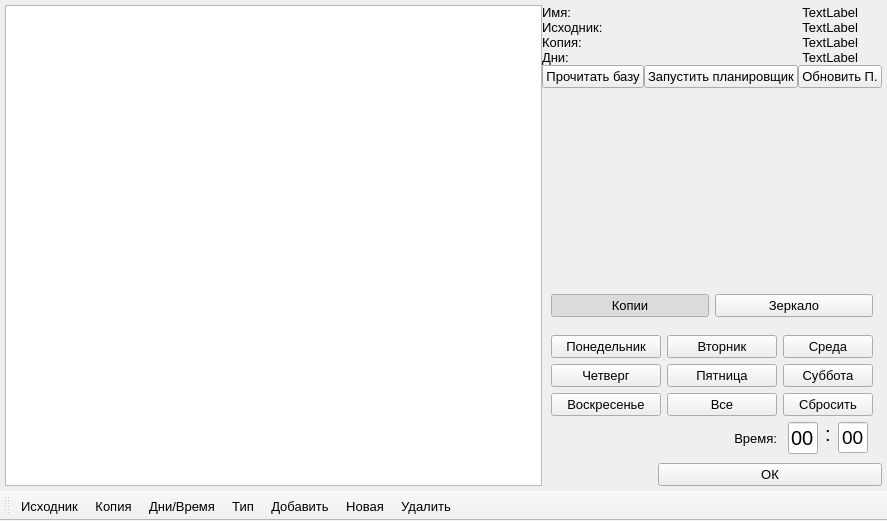
This is mainwindow.ui in shurk4/backup_simple as Qt 5 draws it before an edit. The edited form follows.
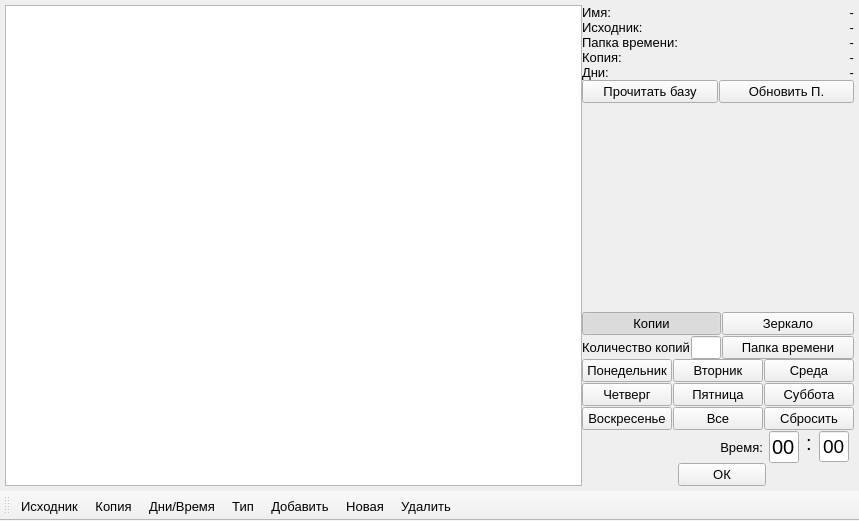
This is the edited form.

Commit message: mirror copy complited

```diff
--- a/mainwindow.ui
+++ b/mainwindow.ui
@@ -6,7 +6,7 @@
    <rect>
     <x>0</x>
     <y>0</y>
-    <width>887</width>
+    <width>859</width>
     <height>521</height>
    </rect>
   </property>
@@ -41,8 +41,8 @@
     <property name="spacing">
      <number>0</number>
     </property>
-    <item row="2" column="1">
-     <widget class="QLabel" name="labelCopyPathName">
+    <item row="4" column="1">
+     <widget class="QLabel" name="labelDaysName">
       <property name="maximumSize">
        <size>
         <width>70</width>
@@ -50,52 +50,50 @@
        </size>
       </property>
       <property name="text">
-       <string>Копия:</string>
+       <string>Дни:</string>
       </property>
      </widget>
     </item>
-    <item row="3" column="2">
-     <widget class="QLabel" name="labelDays">
-      <property name="maximumSize">
-       <size>
-        <width>200</width>
-        <height>16777215</height>
-       </size>
+    <item row="0" column="0" rowspan="11">
+     <widget class="QTableWidget" name="tableWidget">
+      <property name="font">
+       <font>
+        <pointsize>9</pointsize>
+       </font>
       </property>
-      <property name="text">
-       <string>TextLabel</string>
+      <property name="editTriggers">
+       <set>QAbstractItemView::NoEditTriggers</set>
       </property>
-      <property name="alignment">
-       <set>Qt::AlignRight|Qt::AlignTrailing|Qt::AlignVCenter</set>
+      <property name="tabKeyNavigation">
+       <bool>false</bool>
       </property>
+      <property name="showDropIndicator" stdset="0">
+       <bool>false</bool>
+      </property>
+      <property name="dragDropOverwriteMode">
+       <bool>false</bool>
+      </property>
+      <property name="alternatingRowColors">
+       <bool>true</bool>
+      </property>
+      <property name="selectionBehavior">
+       <enum>QAbstractItemView::SelectRows</enum>
+      </property>
+      <attribute name="horizontalHeaderMinimumSectionSize">
+       <number>20</number>
+      </attribute>
+      <attribute name="horizontalHeaderStretchLastSection">
+       <bool>true</bool>
+      </attribute>
+      <attribute name="verticalHeaderMinimumSectionSize">
+       <number>20</number>
+      </attribute>
+      <attribute name="verticalHeaderDefaultSectionSize">
+       <number>20</number>
+      </attribute>
      </widget>
     </item>
-    <item row="4" column="1" colspan="2">
-     <layout class="QHBoxLayout" name="horizontalLayout_2">
-      <item>
-       <widget class="QPushButton" name="pushButtonReadBase">
-        <property name="text">
-         <string>Прочитать базу</string>
-        </property>
-       </widget>
-      </item>
-      <item>
-       <widget class="QPushButton" name="pushButtonStartSheduler">
-        <property name="text">
-         <string>Запустить планировщик</string>
-        </property>
-       </widget>
-      </item>
-      <item>
-       <widget class="QPushButton" name="pushButtonUpdate">
-        <property name="text">
-         <string>Обновить П.</string>
-        </property>
-       </widget>
-      </item>
-     </layout>
-    </item>
-    <item row="2" column="2">
+    <item row="3" column="2" colspan="2">
      <widget class="QLabel" name="labelCopyPath">
       <property name="maximumSize">
        <size>
@@ -104,14 +102,137 @@
        </size>
       </property>
       <property name="text">
-       <string>TextLabel</string>
+       <string>-</string>
       </property>
       <property name="alignment">
        <set>Qt::AlignRight|Qt::AlignTrailing|Qt::AlignVCenter</set>
       </property>
      </widget>
     </item>
-    <item row="0" column="2">
+    <item row="4" column="2" colspan="2">
+     <widget class="QLabel" name="labelDays">
+      <property name="maximumSize">
+       <size>
+        <width>200</width>
+        <height>16777215</height>
+       </size>
+      </property>
+      <property name="text">
+       <string>-</string>
+      </property>
+      <property name="alignment">
+       <set>Qt::AlignRight|Qt::AlignTrailing|Qt::AlignVCenter</set>
+      </property>
+     </widget>
+    </item>
+    <item row="8" column="1" colspan="3">
+     <widget class="QWidget" name="widgetType" native="true">
+      <layout class="QGridLayout" name="gridLayout_3">
+       <property name="leftMargin">
+        <number>0</number>
+       </property>
+       <property name="topMargin">
+        <number>0</number>
+       </property>
+       <property name="rightMargin">
+        <number>0</number>
+       </property>
+       <property name="bottomMargin">
+        <number>0</number>
+       </property>
+       <property name="spacing">
+        <number>1</number>
+       </property>
+       <item row="0" column="1">
+        <widget class="QPushButton" name="pushButtonTypeMirror">
+         <property name="sizePolicy">
+          <sizepolicy hsizetype="Expanding" vsizetype="Fixed">
+           <horstretch>0</horstretch>
+           <verstretch>0</verstretch>
+          </sizepolicy>
+         </property>
+         <property name="text">
+          <string>Зеркало</string>
+         </property>
+         <property name="checkable">
+          <bool>true</bool>
+         </property>
+         <property name="autoExclusive">
+          <bool>true</bool>
+         </property>
+        </widget>
+       </item>
+       <item row="0" column="0">
+        <widget class="QPushButton" name="pushButtonTypeCopy">
+         <property name="sizePolicy">
+          <sizepolicy hsizetype="Expanding" vsizetype="Fixed">
+           <horstretch>0</horstretch>
+           <verstretch>0</verstretch>
+          </sizepolicy>
+         </property>
+         <property name="text">
+          <string>Копии</string>
+         </property>
+         <property name="checkable">
+          <bool>true</bool>
+         </property>
+         <property name="checked">
+          <bool>true</bool>
+         </property>
+         <property name="autoExclusive">
+          <bool>true</bool>
+         </property>
+        </widget>
+       </item>
+       <item row="1" column="0">
+        <layout class="QHBoxLayout" name="horizontalLayout_3">
+         <item>
+          <widget class="QLabel" name="label_2">
+           <property name="text">
+            <string>Количество копий</string>
+           </property>
+          </widget>
+         </item>
+         <item>
+          <widget class="QLineEdit" name="lineEdit">
+           <property name="maximumSize">
+            <size>
+             <width>30</width>
+             <height>16777215</height>
+            </size>
+           </property>
+          </widget>
+         </item>
+        </layout>
+       </item>
+       <item row="1" column="1">
+        <layout class="QHBoxLayout" name="horizontalLayout_4">
+         <item>
+          <widget class="QPushButton" name="pushButtonBITPath">
+           <property name="text">
+            <string>Папка времени</string>
+           </property>
+          </widget>
+         </item>
+        </layout>
+       </item>
+      </layout>
+     </widget>
+    </item>
+    <item row="1" column="1">
+     <widget class="QLabel" name="labelSourcePathName">
+      <property name="maximumSize">
+       <size>
+        <width>70</width>
+        <height>16777215</height>
+       </size>
+      </property>
+      <property name="text">
+       <string>Исходник:</string>
+      </property>
+     </widget>
+    </item>
+    <item row="0" column="2" colspan="2">
      <widget class="QLabel" name="labelName">
       <property name="maximumSize">
        <size>
@@ -120,30 +241,14 @@
        </size>
       </property>
       <property name="text">
-       <string>TextLabel</string>
+       <string>-</string>
       </property>
       <property name="alignment">
        <set>Qt::AlignRight|Qt::AlignTrailing|Qt::AlignVCenter</set>
       </property>
      </widget>
     </item>
-    <item row="1" column="2">
-     <widget class="QLabel" name="labelSourcePath">
-      <property name="maximumSize">
-       <size>
-        <width>200</width>
-        <height>16777215</height>
-       </size>
-      </property>
-      <property name="text">
-       <string>TextLabel</string>
-      </property>
-      <property name="alignment">
-       <set>Qt::AlignRight|Qt::AlignTrailing|Qt::AlignVCenter</set>
-      </property>
-     </widget>
-    </item>
-    <item row="6" column="2">
+    <item row="7" column="2">
      <spacer name="verticalSpacer_2">
       <property name="orientation">
        <enum>Qt::Vertical</enum>
@@ -156,44 +261,31 @@
       </property>
      </spacer>
     </item>
-    <item row="7" column="1" colspan="3">
-     <widget class="QWidget" name="widgetType" native="true">
-      <layout class="QGridLayout" name="gridLayout_3">
-       <item row="0" column="0">
-        <widget class="QPushButton" name="pushButtonTypeCopy">
-         <property name="text">
-          <string>Копии</string>
-         </property>
-         <property name="checkable">
-          <bool>true</bool>
-         </property>
-         <property name="checked">
-          <bool>true</bool>
-         </property>
-         <property name="autoExclusive">
-          <bool>true</bool>
-         </property>
-        </widget>
-       </item>
-       <item row="0" column="1">
-        <widget class="QPushButton" name="pushButtonTypeMirror">
-         <property name="text">
-          <string>Зеркало</string>
-         </property>
-         <property name="checkable">
-          <bool>true</bool>
-         </property>
-         <property name="autoExclusive">
-          <bool>true</bool>
-         </property>
-        </widget>
-       </item>
-      </layout>
+    <item row="10" column="2">
+     <widget class="QPushButton" name="pushButtonOk">
+      <property name="text">
+       <string>ОК</string>
+      </property>
      </widget>
     </item>
-    <item row="8" column="1" colspan="3">
+    <item row="9" column="1" colspan="3">
      <widget class="QWidget" name="widgetDays" native="true">
       <layout class="QGridLayout" name="gridLayout_2">
+       <property name="leftMargin">
+        <number>0</number>
+       </property>
+       <property name="topMargin">
+        <number>0</number>
+       </property>
+       <property name="rightMargin">
+        <number>0</number>
+       </property>
+       <property name="bottomMargin">
+        <number>0</number>
+       </property>
+       <property name="spacing">
+        <number>1</number>
+       </property>
        <item row="1" column="2">
         <widget class="QPushButton" name="pushButtonDay6">
          <property name="minimumSize">
@@ -421,78 +513,6 @@
       </layout>
      </widget>
     </item>
-    <item row="0" column="0" rowspan="10">
-     <widget class="QTableWidget" name="tableWidget">
-      <property name="font">
-       <font>
-        <pointsize>9</pointsize>
-       </font>
-      </property>
-      <property name="editTriggers">
-       <set>QAbstractItemView::NoEditTriggers</set>
-      </property>
-      <property name="tabKeyNavigation">
-       <bool>false</bool>
-      </property>
-      <property name="showDropIndicator" stdset="0">
-       <bool>false</bool>
-      </property>
-      <property name="dragDropOverwriteMode">
-       <bool>false</bool>
-      </property>
-      <property name="alternatingRowColors">
-       <bool>true</bool>
-      </property>
-      <property name="selectionBehavior">
-       <enum>QAbstractItemView::SelectRows</enum>
-      </property>
-      <attribute name="horizontalHeaderMinimumSectionSize">
-       <number>20</number>
-      </attribute>
-      <attribute name="horizontalHeaderStretchLastSection">
-       <bool>true</bool>
-      </attribute>
-      <attribute name="verticalHeaderMinimumSectionSize">
-       <number>20</number>
-      </attribute>
-      <attribute name="verticalHeaderDefaultSectionSize">
-       <number>20</number>
-      </attribute>
-     </widget>
-    </item>
-    <item row="1" column="1">
-     <widget class="QLabel" name="labelSourcePathName">
-      <property name="maximumSize">
-       <size>
-        <width>70</width>
-        <height>16777215</height>
-       </size>
-      </property>
-      <property name="text">
-       <string>Исходник:</string>
-      </property>
-     </widget>
-    </item>
-    <item row="3" column="1">
-     <widget class="QLabel" name="labelDaysName">
-      <property name="maximumSize">
-       <size>
-        <width>70</width>
-        <height>16777215</height>
-       </size>
-      </property>
-      <property name="text">
-       <string>Дни:</string>
-      </property>
-     </widget>
-    </item>
-    <item row="9" column="2">
-     <widget class="QPushButton" name="pushButtonOk">
-      <property name="text">
-       <string>ОК</string>
-      </property>
-     </widget>
-    </item>
     <item row="0" column="1">
      <widget class="QLabel" name="labelNameName">
       <property name="maximumSize">
@@ -506,6 +526,79 @@
       </property>
      </widget>
     </item>
+    <item row="2" column="1">
+     <widget class="QLabel" name="labelBITPathName">
+      <property name="text">
+       <string>Папка времени:</string>
+      </property>
+     </widget>
+    </item>
+    <item row="2" column="2" colspan="2">
+     <widget class="QLabel" name="labelBITPath">
+      <property name="maximumSize">
+       <size>
+        <width>200</width>
+        <height>16777215</height>
+       </size>
+      </property>
+      <property name="text">
+       <string>-</string>
+      </property>
+      <property name="alignment">
+       <set>Qt::AlignRight|Qt::AlignTrailing|Qt::AlignVCenter</set>
+      </property>
+     </widget>
+    </item>
+    <item row="3" column="1">
+     <widget class="QLabel" name="labelCopyPathName">
+      <property name="maximumSize">
+       <size>
+        <width>70</width>
+        <height>16777215</height>
+       </size>
+      </property>
+      <property name="text">
+       <string>Копия:</string>
+      </property>
+     </widget>
+    </item>
+    <item row="5" column="1" colspan="3">
+     <layout class="QHBoxLayout" name="horizontalLayout_2">
+      <property name="spacing">
+       <number>1</number>
+      </property>
+      <item>
+       <widget class="QPushButton" name="pushButtonReadBase">
+        <property name="text">
+         <string>Прочитать базу</string>
+        </property>
+       </widget>
+      </item>
+      <item>
+       <widget class="QPushButton" name="pushButtonUpdate">
+        <property name="text">
+         <string>Обновить П.</string>
+        </property>
+       </widget>
+      </item>
+     </layout>
+    </item>
+    <item row="1" column="2" colspan="2">
+     <widget class="QLabel" name="labelSourcePath">
+      <property name="maximumSize">
+       <size>
+        <width>200</width>
+        <height>16777215</height>
+       </size>
+      </property>
+      <property name="text">
+       <string>-</string>
+      </property>
+      <property name="alignment">
+       <set>Qt::AlignRight|Qt::AlignTrailing|Qt::AlignVCenter</set>
+      </property>
+     </widget>
+    </item>
    </layout>
   </widget>
   <widget class="QMenuBar" name="menubar">
```
Left out of the diff: 2 changed lines with no effect on the pictures. The commit also changes 6 other files.
